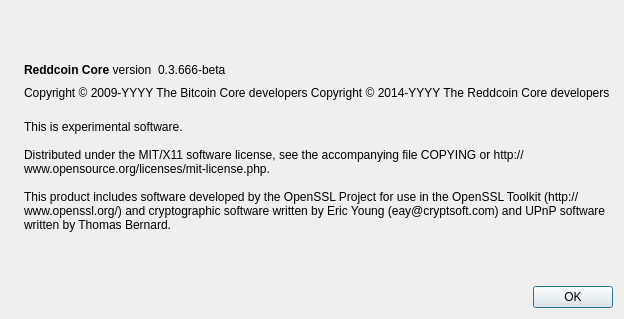
First picture: the form in src/qt/forms/aboutdialog.ui, repository chavezcoin-project/arepacoin-blackcoin, before the edit.
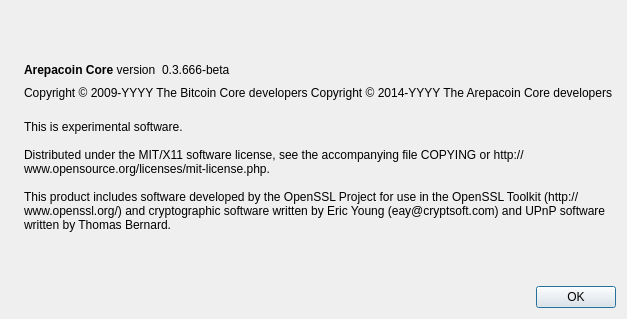
Second picture: the form after the edit. Icons and pictures are not drawn.

Commit message: changed names to arepacoin

The edit to the form file:
```diff
--- a/src/qt/forms/aboutdialog.ui
+++ b/src/qt/forms/aboutdialog.ui
@@ -50,7 +50,7 @@
           <cursorShape>IBeamCursor</cursorShape>
          </property>
          <property name="text">
-          <string>&lt;b&gt;Reddcoin Core&lt;/b&gt; version</string>
+          <string>&lt;b&gt;Arepacoin Core&lt;/b&gt; version</string>
          </property>
          <property name="textInteractionFlags">
           <set>Qt::LinksAccessibleByMouse|Qt::TextSelectableByKeyboard|Qt::TextSelectableByMouse</set>
@@ -92,7 +92,7 @@
        </property>
        <property name="text">
         <string notr="true">Copyright &amp;copy; 2009-YYYY The Bitcoin Core developers
-Copyright &amp;copy; 2014-YYYY The Reddcoin Core developers
+Copyright &amp;copy; 2014-YYYY The Arepacoin Core developers
         </string>
        </property>
        <property name="textFormat">
```
Left out of the diff: 2 changed lines with no effect on the pictures. The commit also changes 130 other files.
